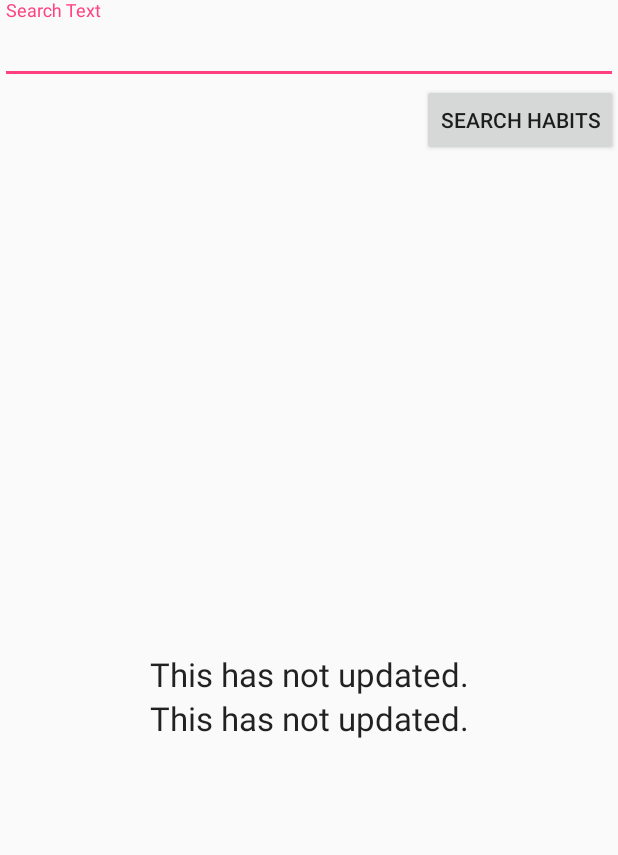
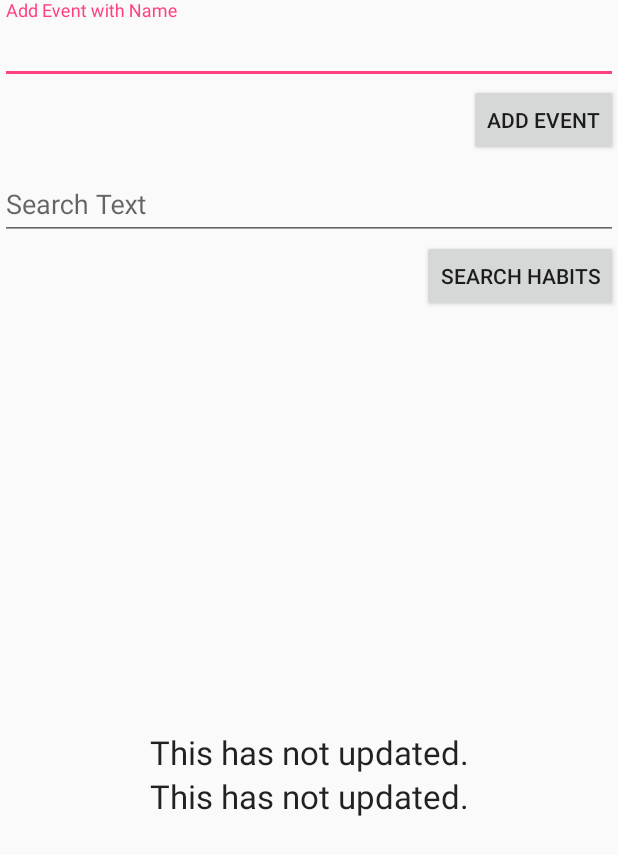
Before and after one commit to CMPUT301F17T07/inGroove, an Android app: the DataManagerTestingActivity screen opened directly, with no data from a screen before it, on a phone screen of 412 x 824 dp. Shown: the top 855 px of the screen. Run offline under Robolectric (Android 15) with nearby library versions, the phone set to English and light mode, and no system bars; 1 statement that could not run was skipped.

```diff
--- a/inGroove/app/src/main/java/com/cmput301f17t07/ingroove/DataManagerTestingActivity.java
+++ b/inGroove/app/src/main/java/com/cmput301f17t07/ingroove/DataManagerTestingActivity.java
@@ -11,8 +11,11 @@ import android.widget.TextView;
 import com.cmput301f17t07.ingroove.DataManagers.Command.DataManagerAPI;
 import com.cmput301f17t07.ingroove.DataManagers.DataManager;
 import com.cmput301f17t07.ingroove.Model.Habit;
+import com.cmput301f17t07.ingroove.Model.HabitEvent;
 
 import java.util.ArrayList;
+import java.util.Date;
+
 import android.arch.lifecycle.Observer;
 /**
  * This activity is used to test the data manager.
@@ -22,9 +25,11 @@ public class DataManagerTestingActivity extends AppCompatActivity {
     DataManagerAPI data = DataManager.getInstance();
 
     EditText topET;
+    EditText addET;
     TextView resultOneTV;
     TextView resultTwoTV;
     Button searchBtn;
+    Button addBtn;
 
     @Override
     protected void onCreate(Bundle savedInstanceState) {
@@ -32,42 +37,58 @@ public class DataManagerTestingActivity extends AppCompatActivity {
         setContentView(R.layout.activity_data_manager_testing);
 
         topET = (EditText) findViewById(R.id.topET);
+        addET = (EditText) findViewById(R.id.addET);
+
         resultOneTV = (TextView) findViewById(R.id.resultOneTV);
         resultTwoTV = (TextView) findViewById(R.id.resultTwoTV);
         searchBtn = (Button) findViewById(R.id.saveBtn);
+        addBtn = (Button) findViewById(R.id.addBtn);
 
         /*
          *  TODO: ALL ACTIVITIES THAT QUERY THE SERVER FOR DATA MUST ADD THIS IN ONCREATE
          */
 
         // STEP 1 - Create the LiveData observer, specifying the exact data type to be observed
-        final Observer<ArrayList<Habit>> queryObserver = new Observer<ArrayList<Habit>>() {
+        final Observer<ArrayList<HabitEvent>> queryObserver = new Observer<ArrayList<HabitEvent>>() {
 
             // STEP 2 - Add the logic you want to trigger when the activity is notified of a change
             // to the data. NOTE, you should check to make sure that the activity is waiting
             // for query results.
             @Override
-            public void onChanged(@Nullable ArrayList<Habit> result) {
+            public void onChanged(@Nullable ArrayList<HabitEvent> result) {
                 // IGNORE - this logic in particular was just for testing the LiveData was working as
                 // intended, implement your own.
                 Log.d("---- OBSV TEST ----","Detected data change.");
 
-                resultOneTV.setText(result.size() + " matching habit(s).");
+                resultOneTV.setText(result.size() + " matching event(s).");
                 resultTwoTV.setText("Matching name(s): ");
-                for (Habit habit: result) {
+                for (HabitEvent event: result) {
                     String current = resultTwoTV.getText().toString();
-                    resultTwoTV.setText(current + habit.getName() + ", ");
+                    resultTwoTV.setText(current + event.getName() + ", ");
                 }
 
             }
         };
 
         // STEP 3 - Point the Observer to the LiveData
-        data.getFindHabitsQueryResults().observe(this, queryObserver);
+        data.getFindHabitEventsQueryResults().observe(this, queryObserver);
 
         /*
          * TODO: END OF ALL STEPS FOR RETRIEVING QUERY RESULTS FROM ELASTIC SEARCH
          */
+
+        addBtn.setOnClickListener(new View.OnClickListener() {
+            @Override
+            public void onClick(View view) {
+                String name = addET.getText().toString();
+
+                if (!name.equals("")) {
+                    Habit habit = new Habit(name, "blank comment");
+                    HabitEvent event = new HabitEvent(name, new Date());
+                    data.addHabitEvent(habit, event);
+                }
+            }
+        });
 
         searchBtn.setOnClickListener(new View.OnClickListener() {
             @Override
@@ -75,7 +96,7 @@ public class DataManagerTestingActivity extends AppCompatActivity {
                 String search = topET.getText().toString();
 
                 if (!search.equals("")) {
-                    data.findHabits(search);
+                    data.findHabitEvents(search);
                 }
             }
         });
--- a/inGroove/app/src/main/java/com/cmput301f17t07/ingroove/DataManagers/HabitManager.java
+++ b/inGroove/app/src/main/java/com/cmput301f17t07/ingroove/DataManagers/HabitManager.java
@@ -1,12 +1,12 @@
 package com.cmput301f17t07.ingroove.DataManagers;
 
-import android.arch.lifecycle.MutableLiveData;
 import android.content.Context;
 import android.util.Log;
 import com.cmput301f17t07.ingroove.DataManagers.Command.AddHabitCommand;
 import com.cmput301f17t07.ingroove.DataManagers.Command.DeleteHabitCommand;
 import com.cmput301f17t07.ingroove.DataManagers.Command.ServerCommand;
 import com.cmput301f17t07.ingroove.DataManagers.Command.ServerCommandManager;
+import com.cmput301f17t07.ingroove.DataManagers.QueryTasks.GetHabitTask;
 import com.cmput301f17t07.ingroove.Model.Habit;
 import com.cmput301f17t07.ingroove.Model.User;
 import com.google.gson.Gson;
@@ -21,7 +21,6 @@ import java.io.InputStreamReader;
 import java.io.OutputStreamWriter;
 import java.lang.reflect.Type;
 import java.util.ArrayList;
-import java.util.Observable;
 
 import io.searchbox.core.Delete;
 import io.searchbox.core.DocumentResult;
--- a/inGroove/app/src/main/java/com/cmput301f17t07/ingroove/DataManagers/GetHabitTask.java
+++ b/inGroove/app/src/main/java/com/cmput301f17t07/ingroove/DataManagers/QueryTasks/GetHabitTask.java
@@ -1,10 +1,11 @@
-package com.cmput301f17t07.ingroove.DataManagers;
+package com.cmput301f17t07.ingroove.DataManagers.QueryTasks;
 
 import android.os.AsyncTask;
 import android.util.Log;
 
 import com.cmput301f17t07.ingroove.DataManagers.Command.DataManagerAPI;
 import com.cmput301f17t07.ingroove.DataManagers.Command.ServerCommandManager;
+import com.cmput301f17t07.ingroove.DataManagers.DataManager;
 import com.cmput301f17t07.ingroove.Model.Habit;
 import java.util.ArrayList;
 import java.util.List;
--- a/inGroove/app/src/main/res/layout/activity_data_manager_testing.xml
+++ b/inGroove/app/src/main/res/layout/activity_data_manager_testing.xml
@@ -7,7 +7,33 @@
     android:orientation="vertical"
     tools:context="com.cmput301f17t07.ingroove.DataManagerTestingActivity">
 
+    <android.support.design.widget.TextInputLayout
+        android:layout_width="match_parent"
+        android:layout_height="wrap_content">
 
+        <EditText
+            android:layout_width="match_parent"
+            android:layout_height="wrap_content"
+            android:hint="Add Event with Name"
+            android:maxLength="25"
+            android:maxLines="1"
+            android:id="@+id/addET"/>
+
+    </android.support.design.widget.TextInputLayout>
+
+    <LinearLayout
+        android:layout_width="match_parent"
+        android:layout_height="wrap_content"
+        android:orientation="horizontal"
+        android:gravity="end|center_vertical">
+
+        <Button
+            android:layout_width="wrap_content"
+            android:layout_height="match_parent"
+            android:text="Add Event"
+            android:id="@+id/addBtn"/>
+
+    </LinearLayout>
 
     <android.support.design.widget.TextInputLayout
         android:layout_width="match_parent"
```
Also changed, not shown: inGroove/app/src/main/Java/com/cmput301f17t07/ingroove/DataManagers/Command/DataManagerAPI.java (+7 -1 lines), inGroove/app/src/main/Java/com/cmput301f17t07/ingroove/DataManagers/MockDataManager.java (+10 -0 lines), inGroove/app/src/main/java/com/cmput301f17t07/ingroove/DataManagers/DataManager.java (+15 -1 lines), inGroove/app/src/main/java/com/cmput301f17t07/ingroove/DataManagers/HabitEventManager.java (+8 -0 lines), inGroove/app/src/main/java/com/cmput301f17t07/ingroove/DataManagers/QueryTasks/GetHabitEventTask.java (added, +76 -0 lines).
